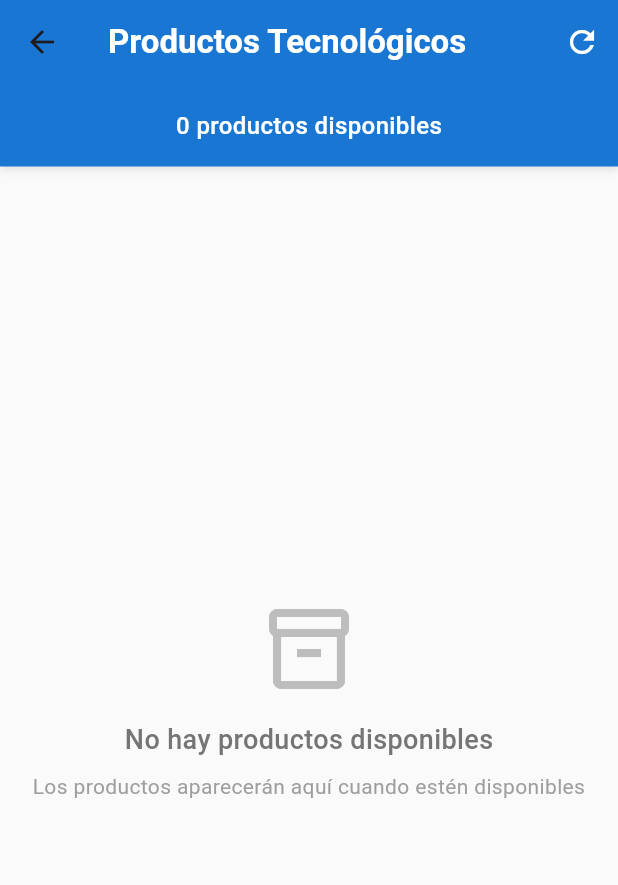
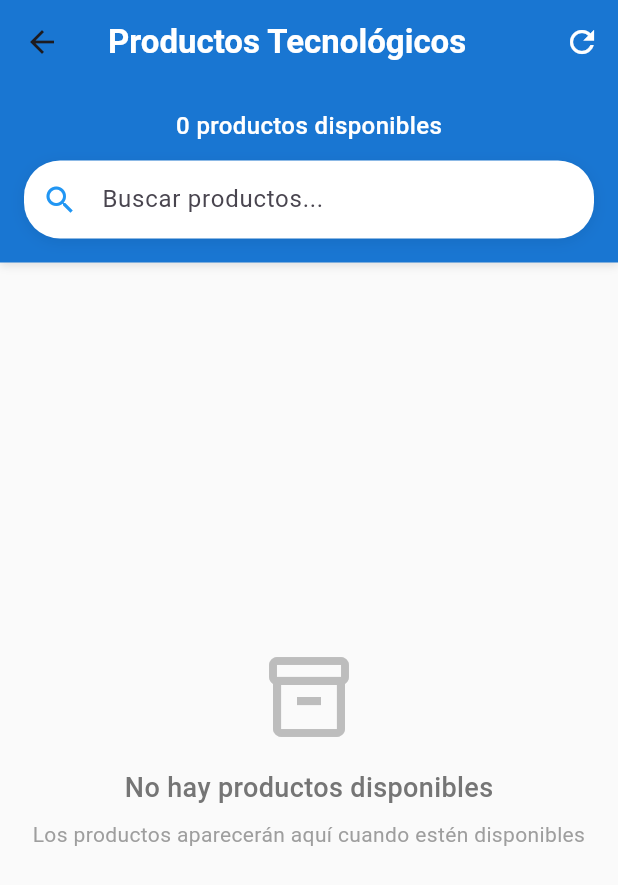
Before and after one commit to CarloosG/CBDSTECH, a Flutter app: the HomePage screen opened by its route, after a tap on the "refresh" icon, on a phone screen of 412 x 824 dp. Shown: the top 885 px of the screen. Run offline on Flutter 3.47's test engine with Material 3 defaults, Android fonts, the phone set to English and light mode, and no system bars; our stand-ins replace supabase_flutter; accounts and stored records are empty.

Commit message:
Añadir barra de busquedad en el catalogo de productos

```diff
--- a/cbdstech/lib/pages/home_page.dart
+++ b/cbdstech/lib/pages/home_page.dart
@@ -46,12 +46,16 @@ class HomePage extends StatefulWidget {
 
 class _HomePageState extends State<HomePage> {
   List<Producto> productos = [];
+  List<Producto> productosFiltrados = [];
   bool isLoading = true;
   String? error;
+  String searchQuery = "";
+  final TextEditingController _searchController = TextEditingController();
 
   @override
   void initState() {
     super.initState();
+    _searchController.addListener(_onSearchChanged);
     _cargarProductos();
   }
 
@@ -75,13 +79,36 @@ class _HomePageState extends State<HomePage> {
 
       setState(() {
         productos = productosTemp;
+        productosFiltrados = productosTemp;
         isLoading = false;
       });
+      _filtrarProductos(searchQuery);
     } catch (e) {
       setState(() {
         error = 'Error al cargar productos: $e';
         isLoading = false;
       });
+    }
+  }
+
+  void _onSearchChanged() {
+    setState(() {
+      searchQuery = _searchController.text;
+      _filtrarProductos(searchQuery);
+    });
+  }
+
+  void _filtrarProductos(String query) {
+    if (query.isEmpty) {
+      productosFiltrados = List.from(productos);
+    } else {
+      productosFiltrados =
+          productos.where((producto) {
+            final nombre = producto.nombre.toLowerCase();
+            final especificaciones = producto.especificaciones.toLowerCase();
+            final q = query.toLowerCase();
+            return nombre.contains(q) || especificaciones.contains(q);
+          }).toList();
     }
   }
 
@@ -104,7 +131,7 @@ class _HomePageState extends State<HomePage> {
         child: Padding(
           padding: const EdgeInsets.all(16),
           child: SizedBox(
-            height: 270,
+            height: 220,
             child: Column(
               crossAxisAlignment: CrossAxisAlignment.start,
               children: [
@@ -113,7 +140,7 @@ class _HomePageState extends State<HomePage> {
                   child: Image.asset(
                     imagenesProductos[producto.id] ??
                         "assets/images/laptop.png",
-                    height: 210, // Imagen aún más grande
+                    height: 170, // Imagen más grande
                     width: double.infinity,
                     fit: BoxFit.cover,
                   ),
@@ -206,6 +233,34 @@ class _HomePageState extends State<HomePage> {
                     fontWeight: FontWeight.w500,
                   ),
                 ),
+                const SizedBox(height: 12),
+                // Barra de búsqueda
+                Container(
+                  decoration: BoxDecoration(
+                    color: Colors.white,
+                    borderRadius: BorderRadius.circular(24),
+                    boxShadow: [
+                      BoxShadow(
+                        color: Colors.black.withOpacity(0.08),
+                        blurRadius: 8,
+                        offset: const Offset(0, 2),
+                      ),
+                    ],
+                  ),
+                  child: TextField(
+                    controller: _searchController,
+                    decoration: InputDecoration(
+                      hintText: 'Buscar productos...',
+                      prefixIcon: const Icon(Icons.search, color: Colors.blue),
+                      border: InputBorder.none,
+                      contentPadding: const EdgeInsets.symmetric(
+                        vertical: 14,
+                        horizontal: 20,
+                      ),
+                    ),
+                    style: const TextStyle(fontSize: 16),
+                  ),
+                ),
               ],
             ),
           ),
@@ -258,7 +313,7 @@ class _HomePageState extends State<HomePage> {
                         ],
                       ),
                     )
-                    : productos.isEmpty
+                    : productosFiltrados.isEmpty
                     ? Center(
                       child: Column(
                         mainAxisAlignment: MainAxisAlignment.center,
@@ -293,9 +348,9 @@ class _HomePageState extends State<HomePage> {
                       onRefresh: _cargarProductos,
                       child: ListView.builder(
                         padding: const EdgeInsets.symmetric(vertical: 8),
-                        itemCount: productos.length,
+                        itemCount: productosFiltrados.length,
                         itemBuilder: (context, index) {
-                          return _buildProductoCard(productos[index]);
+                          return _buildProductoCard(productosFiltrados[index]);
                         },
                       ),
                     ),
```
Also changed, not shown: cbdstech/lib/pages/login_page.dart (+5 -9 lines), cbdstech/pubspec.lock.
